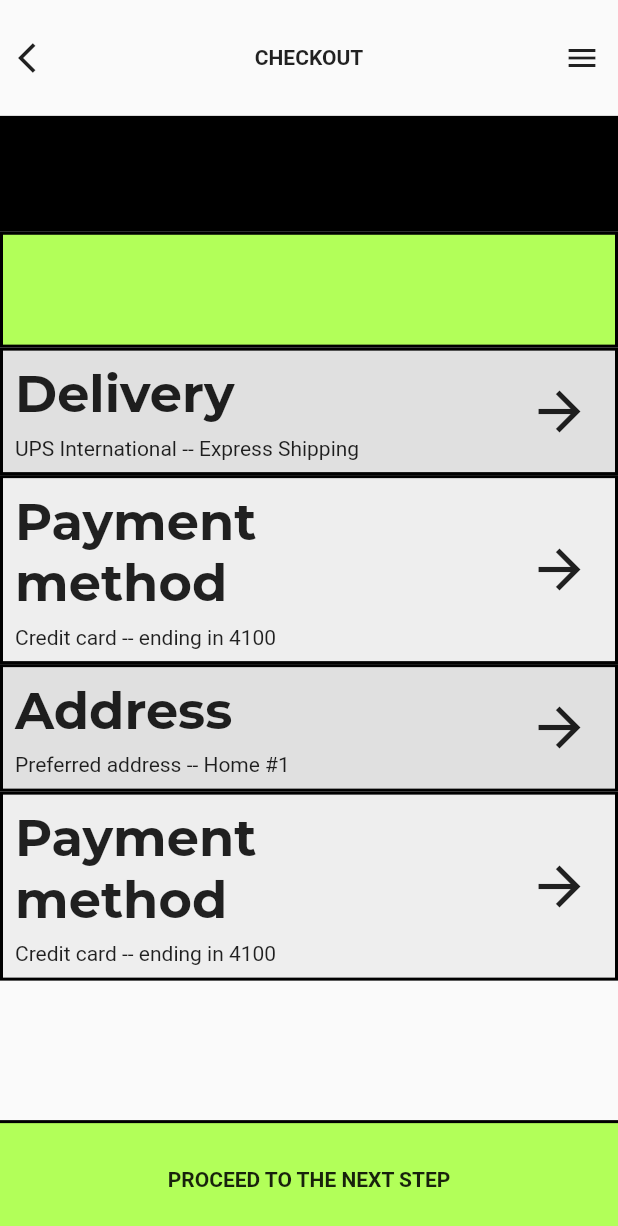
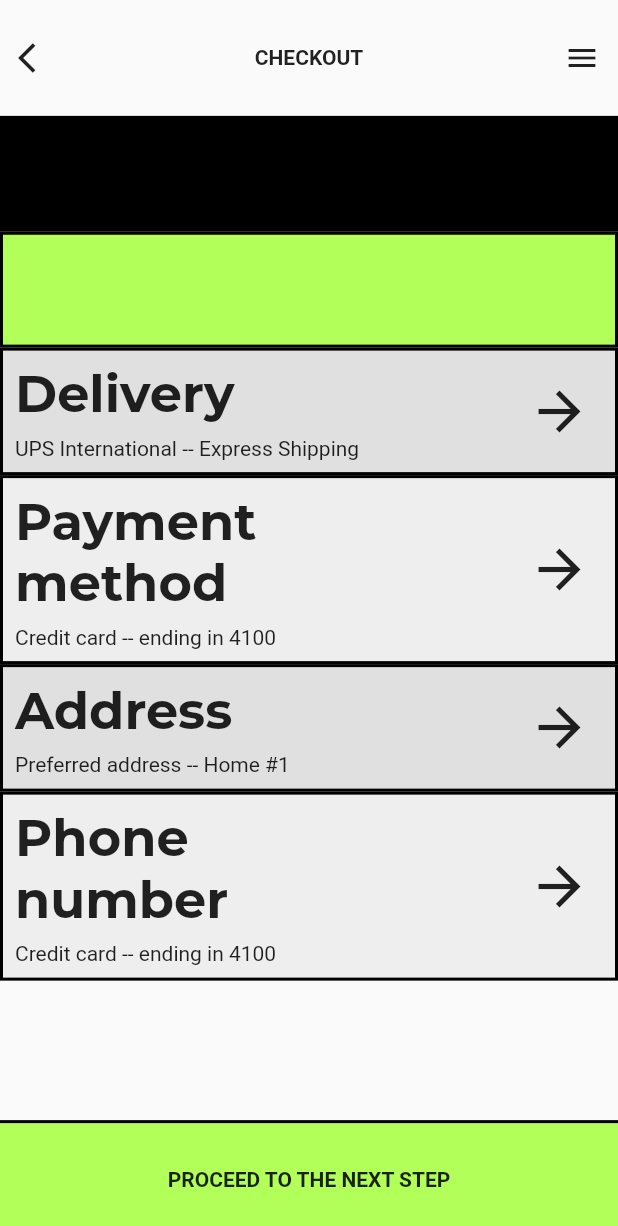
Before and after one commit to JAICHANGPARK/flutter_notebook_8th_story, a Flutter app: the screen it shows after launch, on a phone screen of 412 x 824 dp. Shown: the top 1226 px of the screen. Run offline on Flutter 3.47's test engine with Material 2 defaults, Android fonts, the phone set to English and light mode, and no system bars; our stand-ins replace google_fonts; Roboto replaces fonts that are missing (Alata).

Commit message:
Update fashion_store_page.dart

```diff
--- a/lib/ep561_fashion_store_app/fashion_store_page.dart
+++ b/lib/ep561_fashion_store_app/fashion_store_page.dart
@@ -144,11 +144,11 @@ class _FashionMainPageState extends State<FashionMainPage> {
                             crossAxisAlignment: CrossAxisAlignment.start,
                             children: [
                               Text(
-                                "Payment",
+                                "Phone",
                                 style: GoogleFonts.montserrat(fontWeight: FontWeight.bold, fontSize: 34),
                               ),
                               Text(
-                                "method",
+                                "number",
                                 style: GoogleFonts.montserrat(fontWeight: FontWeight.bold, fontSize: 34),
                               ),
                               SizedBox(
```
